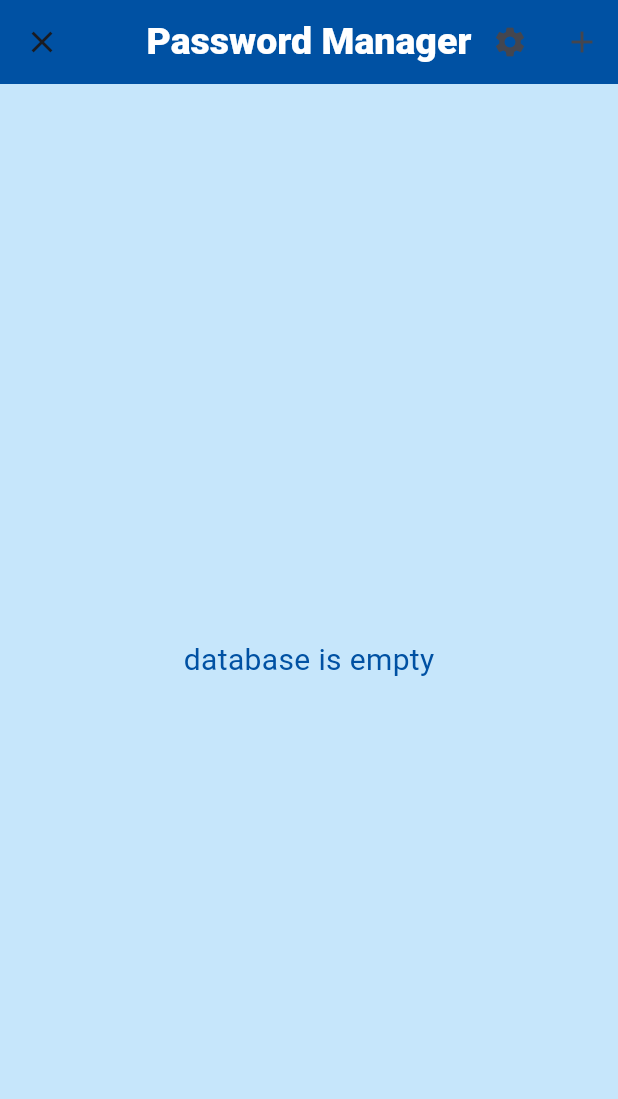
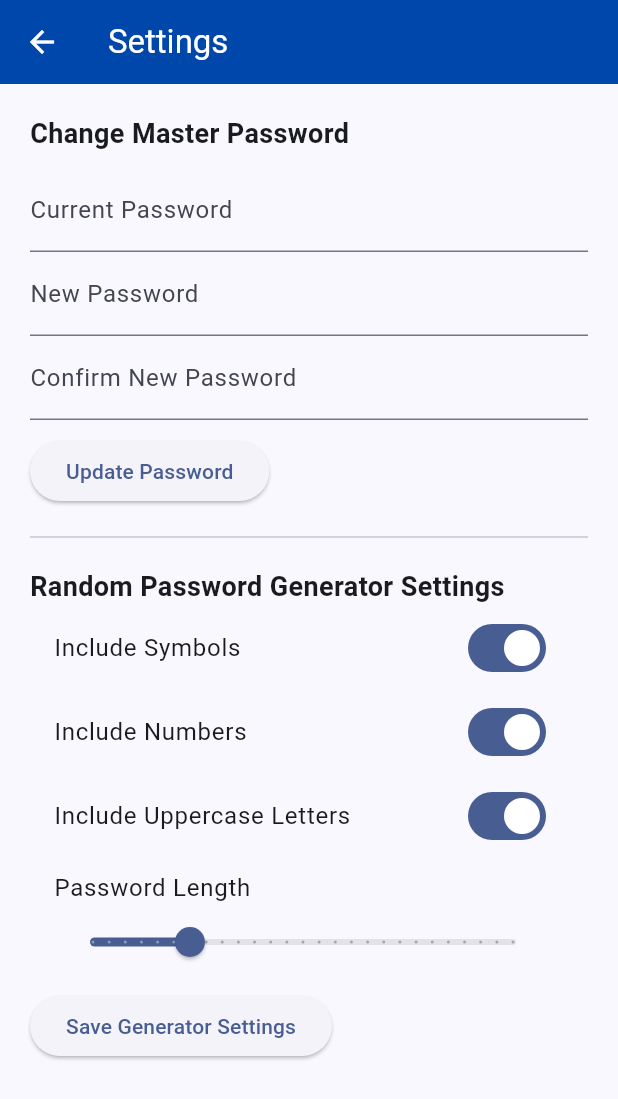
Before and after one commit to ItzRitz404/password_manager, a Flutter app: the MyHomePage screen opened directly, after a tap on the "settings" icon, on a phone screen of 412 x 824 dp. Shown: the top 1099 px of the screen. Run offline on Flutter 3.47's test engine with Material 3 defaults, Android fonts, the phone set to English and light mode, and no system bars; our stand-ins replace flutter_secure_storage; missing offline and left inert: encrypt, ntcdcrypto, pointycastle; accounts and stored records are empty.

Commit message:
Add password generation and recovery features; refactor settings and UI components

```diff
--- a/lib/main.dart
+++ b/lib/main.dart
@@ -4,6 +4,8 @@ import 'package:flutter/services.dart';
 import 'master_password.dart';
 import 'package:flutter_secure_storage/flutter_secure_storage.dart';
 import 'encryption.dart';
+import 'settings.dart';
+import 'passwordGenerator.dart';
 
 void main() {
   runApp(const MyApp());
@@ -477,7 +479,10 @@ class _MyHomePageState extends State<MyHomePage> {
                     label: 'Password',
                     controller: widget.password,
                     obscure: !viewPassword,
-                    suffix: IconButton(
+                    suffix: Row(
+                      mainAxisSize: MainAxisSize.min,
+                      children: [
+                        IconButton(
                           icon: Icon(
                             viewPassword ? Icons.visibility : Icons.visibility_off,
                             color: viewPassword ? Colors.blue : Colors.grey,
@@ -488,6 +493,36 @@ class _MyHomePageState extends State<MyHomePage> {
                             });
                           },
                         ),
+                        IconButton(
+                          icon: const Icon(Icons.refresh, color: Colors.green),
+                          tooltip: 'Generate Password',
+                          onPressed: () async {
+                             final settings = await storage.readAll();
+
+                            final int length = int.tryParse(settings['gen_length'] ?? '12') ?? 12;
+                            final bool uppercase = settings['gen_uppercase'] != 'false';
+                            final bool numbers = settings['gen_numbers'] != 'false';
+                            final bool symbols = settings['gen_symbols'] != 'false';
+
+                            final generated = generatePassword(
+                              length: length,
+                              includeUppercase: uppercase,
+                              includeNumbers: numbers,
+                              includeSymbols: symbols,
+                            );
+
+                            setState(() {
+                              widget.password.text = generated;
+                            }); // call your generator
+                            setState(() {
+                              widget.password.text = generated;
+                              viewPassword = true;
+                            });
+                          },
+                        ),
+                      ],
+                    ),
+
                   ),
                   _buildStyledField(
                     icon: Icons.link,
@@ -565,7 +600,11 @@ class _MyHomePageState extends State<MyHomePage> {
           IconButton(
             icon: const Icon(Icons.settings),
             tooltip: 'Settings',
-            onPressed: () {
+            onPressed: () async {
+              final settings = await Navigator.push(
+                  context,
+                  MaterialPageRoute(builder: (_) => const SettingsPage()),
+                );
               // Add your settings action here
             },
           ),
--- /dev/null
+++ b/lib/passwordGenerator.dart
@@ -0,0 +1,28 @@
+import 'dart:math';
+import 'package:flutter/material.dart';
+
+String generatePassword({
+  int length = 12,
+  bool includeUppercase = true,
+  bool includeLowercase = true,
+  bool includeNumbers = true,
+  bool includeSymbols = true,
+}) {
+  const String uppercase = 'ABCDEFGHIJKLMNOPQRSTUVWXYZ';
+  const String lowercase = 'abcdefghijklmnopqrstuvwxyz';
+  const String numbers = '0123456789';
+  const String symbols = '!@#\$%^&*()_-+=<>?';
+
+  String chars = '';
+  if (includeUppercase) chars += uppercase;
+  if (includeLowercase) chars += lowercase;
+  if (includeNumbers) chars += numbers;
+  if (includeSymbols) chars += symbols;
+
+  if (chars.isEmpty) {
+    throw Exception('At least one character type must be selected.');
+  }
+
+  final rand = Random.secure();
+  return List.generate(length, (index) => chars[rand.nextInt(chars.length)]).join();
+}
--- /dev/null
+++ b/lib/settings.dart
@@ -0,0 +1,141 @@
+import 'package:flutter/material.dart';
+import 'package:flutter_secure_storage/flutter_secure_storage.dart';
+import 'package:password_manager/key_derivation.dart';
+import 'package:password_manager/passwordGenerator.dart';
+
+class SettingsPage extends StatefulWidget {
+  const SettingsPage({super.key});
+
+  @override
+  State<SettingsPage> createState() => _SettingsPageState();
+}
+
+class _SettingsPageState extends State<SettingsPage> {
+  final storage = const FlutterSecureStorage();
+
+  final oldPasswordController = TextEditingController();
+  final newPasswordController = TextEditingController();
+  final confirmPasswordController = TextEditingController();
+
+  bool includeSymbols = true;
+  bool includeNumbers = true;
+  bool includeUppercase = true;
+  double passwordLength = 12;
+
+  Future<void> changeMasterPassword() async {
+    final storedSalt = await storage.read(key: 'salt');
+    final storedHash = await storage.read(key: 'master_password');
+
+    final oldPassword = oldPasswordController.text;
+    final newPassword = newPasswordController.text;
+    final confirmPassword = confirmPasswordController.text;
+
+    if (storedSalt == null || storedHash == null) return;
+
+    final oldHash = hashPassword(oldPassword, storedSalt);
+
+    if (oldHash != storedHash) {
+      ScaffoldMessenger.of(context).showSnackBar(
+        const SnackBar(content: Text('Old password is incorrect')),
+      );
+      return;
+    }
+
+    if (newPassword != confirmPassword) {
+      ScaffoldMessenger.of(context).showSnackBar(
+        const SnackBar(content: Text('New passwords do not match')),
+      );
+      return;
+    }
+
+    final newHash = hashPassword(newPassword, storedSalt);
+    await storage.write(key: 'master_password', value: newHash);
+
+    ScaffoldMessenger.of(context).showSnackBar(
+      const SnackBar(content: Text('Master password updated!')),
+    );
+
+    oldPasswordController.clear();
+    newPasswordController.clear();
+    confirmPasswordController.clear();
+  }
+
+  @override
+  Widget build(BuildContext context) {
+    return Scaffold(
+      appBar: AppBar(
+        title: const Text('Settings'),
+        backgroundColor: const Color(0xFF0047AB),
+        foregroundColor: Colors.white,
+      ),
+      body: SingleChildScrollView(
+        padding: const EdgeInsets.all(20),
+        child: Column(
+          crossAxisAlignment: CrossAxisAlignment.start,
+          children: [
+            const Text('Change Master Password', style: TextStyle(fontSize: 18, fontWeight: FontWeight.bold)),
+            const SizedBox(height: 10),
+            TextField(
+              controller: oldPasswordController,
+              obscureText: true,
+              decoration: const InputDecoration(labelText: 'Current Password'),
+            ),
+            TextField(
+              controller: newPasswordController,
+              obscureText: true,
+              decoration: const InputDecoration(labelText: 'New Password'),
+            ),
+            TextField(
+              controller: confirmPasswordController,
+              obscureText: true,
+              decoration: const InputDecoration(labelText: 'Confirm New Password'),
+            ),
+            const SizedBox(height: 10),
+            ElevatedButton(
+              onPressed: changeMasterPassword,
+              child: const Text('Update Password'),
+            ),
+            const Divider(height: 40),
+            const Text('Random Password Generator Settings', style: TextStyle(fontSize: 18, fontWeight: FontWeight.bold)),
+            SwitchListTile(
+              title: const Text('Include Symbols'),
+              value: includeSymbols,
+              onChanged: (val) => setState(() => includeSymbols = val),
+            ),
+            SwitchListTile(
+              title: const Text('Include Numbers'),
+              value: includeNumbers,
+              onChanged: (val) => setState(() => includeNumbers = val),
+            ),
+            SwitchListTile(
+              title: const Text('Include Uppercase Letters'),
+              value: includeUppercase,
+              onChanged: (val) => setState(() => includeUppercase = val),
+            ),
+            ListTile(
+              title: const Text('Password Length'),
+              subtitle: Slider(
+                value: passwordLength,
+                min: 6,
+                max: 32,
+                divisions: 26,
+                label: passwordLength.round().toString(),
+                onChanged: (val) => setState(() => passwordLength = val),
+              ),
+            ),
+            ElevatedButton(
+              onPressed: () async {
+                await storage.write(key: 'gen_symbols', value: includeSymbols.toString());
+                await storage.write(key: 'gen_numbers', value: includeNumbers.toString());
+                await storage.write(key: 'gen_uppercase', value: includeUppercase.toString());
+                await storage.write(key: 'gen_length', value: passwordLength.round().toString()); // ← this
+                Navigator.pop(context);
+              },
+              child: const Text('Save Generator Settings'),
+            ),
+          ],
+        ),
+      ),
+    );
+  }
+}
```
Also changed, not shown: lib/master_password.dart (+18 -0 lines), lib/master_password_setter.dart (+24 -4 lines), lib/recoveryPage.dart (added, +160 -0 lines). Lines whose indentation alone changed are shown as unchanged.
